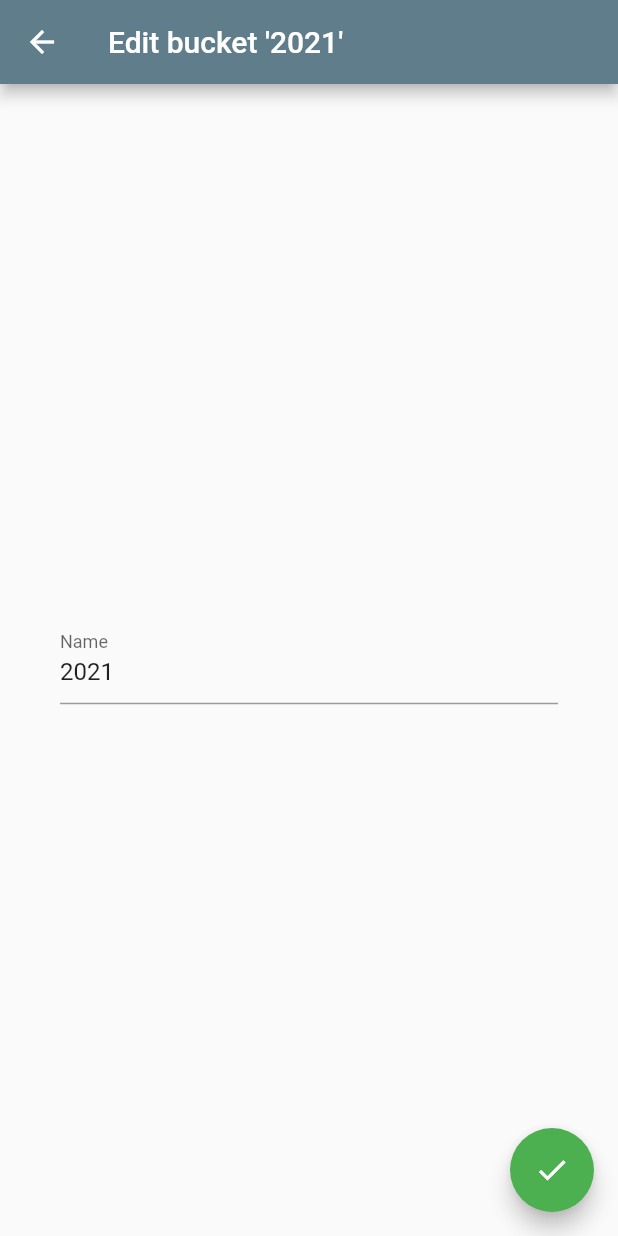
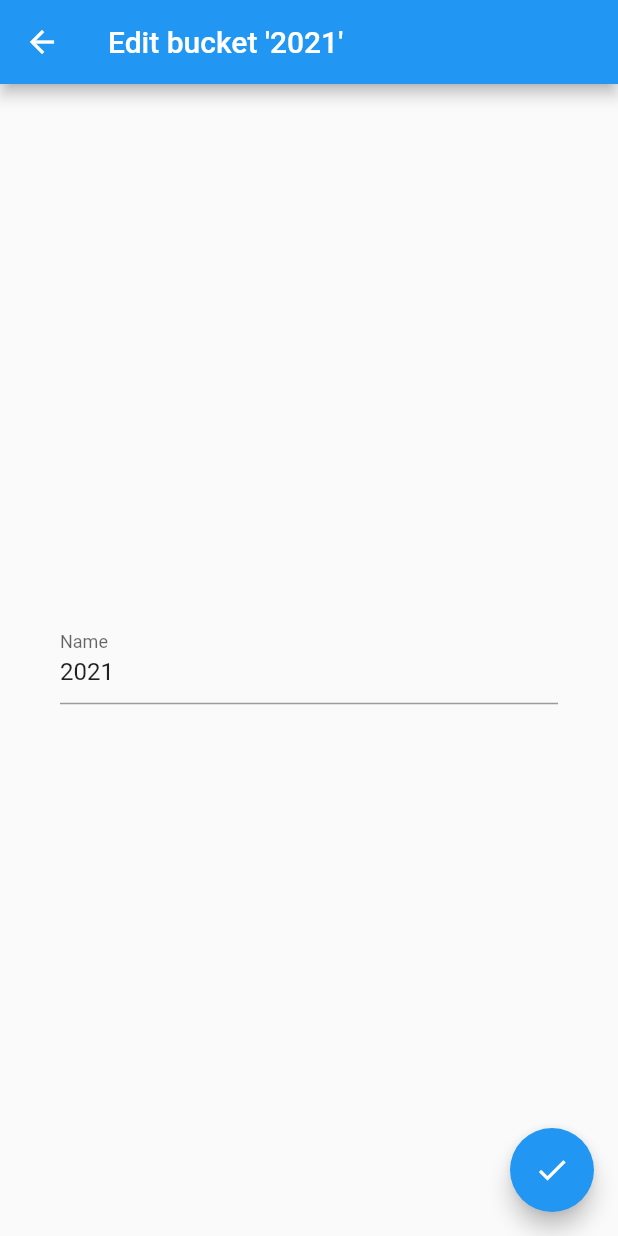
Before and after one commit to Sispheor/Reuteuteu, a Flutter app: the screen it shows after launch, after a tap on the "edit" icon, on a phone screen of 412 x 824 dp. Run offline on Flutter 3.47's test engine with Material 2 defaults, Android fonts, the phone set to English and light mode, and no system bars; our stand-ins replace hive, hive_flutter, syncfusion_flutter_gauges; missing offline and left inert: flutter_nord_theme; accounts and stored records are empty.

Commit message:
add nord theme

```diff
--- a/lib/main.dart
+++ b/lib/main.dart
@@ -1,4 +1,5 @@
 import 'package:flutter/material.dart';
+import 'package:flutter_nord_theme/flutter_nord_theme.dart';
 import 'package:hive_flutter/hive_flutter.dart';
 import 'package:reuteuteu/pages/homepage.dart';
 
@@ -60,10 +61,10 @@ class MyApp extends StatelessWidget {
   @override
   Widget build(BuildContext context) {
     return MaterialApp(
-      title: 'Reuteuteu',
-      theme: ThemeData(
-        primarySwatch: Colors.blueGrey,
-      ),
+      title: 'Sloth',
+      themeMode: ThemeMode.dark, // Or [ThemeMode.dark]
+      theme: NordTheme.light(),
+      darkTheme: NordTheme.dark(),
       home: const HomePage(),
     );
   }
--- a/lib/pages/create_or_edit_bucket.dart
+++ b/lib/pages/create_or_edit_bucket.dart
@@ -1,5 +1,6 @@
 
 import 'package:flutter/material.dart';
+import 'package:flutter_nord_theme/flutter_nord_theme.dart';
 import 'package:hive/hive.dart';
 import 'package:intl/intl.dart';
 import 'package:reuteuteu/hive_boxes.dart';
@@ -41,6 +42,7 @@ class _CreateOrEditDayOffPage  extends State<CreateOrEditBucketPage> {
 
     return Scaffold(
         appBar: AppBar(
+          backgroundColor: NordColors.polarNight.darkest,
           title: Text(title),
         ),
         body: Container(
@@ -88,7 +90,7 @@ class _CreateOrEditDayOffPage  extends State<CreateOrEditBucketPage> {
             }
           },
           child: const Icon(Icons.done),
-          backgroundColor: Colors.green,
+          backgroundColor: NordColors.frost.lighter,
         )
     );
 
--- a/lib/pages/create_or_edit_day_off.dart
+++ b/lib/pages/create_or_edit_day_off.dart
@@ -1,6 +1,7 @@
 
 
 import 'package:flutter/material.dart';
+import 'package:flutter_nord_theme/flutter_nord_theme.dart';
 import 'package:intl/intl.dart';
 import 'package:reuteuteu/hive_boxes.dart';
 import 'package:reuteuteu/models/day_off.dart';
@@ -56,6 +57,7 @@ class _CreateOrEditDayOffPage extends State<CreateOrEditDayOffPage> {
 
     return Scaffold(
         appBar: AppBar(
+          backgroundColor: NordColors.polarNight.darkest,
           title: Text(title),
         ),
         body: Container(
@@ -133,7 +135,7 @@ class _CreateOrEditDayOffPage extends State<CreateOrEditDayOffPage> {
             }
           },
           child: const Icon(Icons.done),
-          backgroundColor: Colors.green,
+          backgroundColor: NordColors.frost.lighter,
         )
     );
   }
--- a/lib/pages/create_or_edit_pool.dart
+++ b/lib/pages/create_or_edit_pool.dart
@@ -2,6 +2,7 @@
 
 import 'package:flutter/material.dart';
 import 'package:flutter/services.dart';
+import 'package:flutter_nord_theme/flutter_nord_theme.dart';
 import 'package:hive/hive.dart';
 import 'package:reuteuteu/hive_boxes.dart';
 import 'package:reuteuteu/models/bucket.dart';
@@ -45,6 +46,7 @@ class _CreateOrEditPoolPage extends State<CreateOrEditPoolPage> {
 
     return Scaffold(
         appBar: AppBar(
+          backgroundColor: NordColors.polarNight.darkest,
           title: Text(title),
         ),
         body: Container(
@@ -100,7 +102,7 @@ class _CreateOrEditPoolPage extends State<CreateOrEditPoolPage> {
             }
           },
           child: const Icon(Icons.done),
-          backgroundColor: Colors.green,
+          backgroundColor: NordColors.frost.lighter,
         )
     );
   }
--- a/lib/pages/homepage.dart
+++ b/lib/pages/homepage.dart
@@ -1,3 +1,4 @@
+import 'package:flutter_nord_theme/flutter_nord_theme.dart';
 import 'package:hive_flutter/hive_flutter.dart';
 import 'package:flutter/material.dart';
 import 'package:reuteuteu/hive_boxes.dart';
@@ -20,7 +21,8 @@ class _HomePageState extends State<HomePage> {
     return SafeArea(
       child: Scaffold(
         appBar: AppBar(
-          title: const Text("Reuteuteu"),
+          backgroundColor: NordColors.polarNight.darkest,
+          title: const Text("Sloth"),
           actions: <Widget>[
             IconButton(
               icon: const Icon(Icons.add),
--- a/lib/pages/list_day_off.dart
+++ b/lib/pages/list_day_off.dart
@@ -1,5 +1,6 @@
 import 'dart:developer';
 
+import 'package:flutter_nord_theme/flutter_nord_theme.dart';
 import 'package:hive_flutter/hive_flutter.dart';
 import 'package:flutter/material.dart';
 import 'package:reuteuteu/hive_boxes.dart';
@@ -34,6 +35,7 @@ class _ListDayOffPageState extends State<ListDayOffPage>{
   Widget build(BuildContext context) {
     return Scaffold(
       appBar: AppBar(
+        backgroundColor: NordColors.polarNight.darkest,
         title: Text("Pool ${widget.pool.name}"),
         actions: <Widget>[
           IconButton(
--- a/lib/pages/list_pool.dart
+++ b/lib/pages/list_pool.dart
@@ -1,5 +1,6 @@
 import 'dart:developer';
 import 'package:flutter/material.dart';
+import 'package:flutter_nord_theme/flutter_nord_theme.dart';
 import 'package:hive_flutter/hive_flutter.dart';
 import 'package:reuteuteu/hive_boxes.dart';
 import 'package:reuteuteu/models/bucket.dart';
@@ -49,6 +50,7 @@ class _ListPoolPageState extends State<ListPoolPage>{
 
     return Scaffold(
       appBar: AppBar(
+        backgroundColor: NordColors.polarNight.darkest,
         title: Text("Bucket ${widget.bucket.name}"),
         actions: <Widget>[
           IconButton(
--- a/lib/widgets/consumption_gauge.dart
+++ b/lib/widgets/consumption_gauge.dart
@@ -60,7 +60,7 @@ class ConsumptionGauge extends StatelessWidget {
                   width: 12,
                   pointerOffset: -3,
                   cornerStyle: CornerStyle.bothCurve,
-                  color: Colors.green
+                  color: Colors.white
               )
 
             ]),
--- a/pubspec.yaml
+++ b/pubspec.yaml
@@ -35,7 +35,7 @@ dependencies:
   intl: 0.17.0
   syncfusion_flutter_gauges: 20.1.50
   timeline_tile: 2.0.0
-
+  flutter_nord_theme: 2.0.2
   # The following adds the Cupertino Icons font to your application.
   # Use with the CupertinoIcons class for iOS style icons.
   cupertino_icons: ^1.0.2
```
Also changed, not shown: lib/widgets/day_off_card.dart (+7 -6 lines), lib/widgets/pool_card.dart (+6 -5 lines), pubspec.lock.
